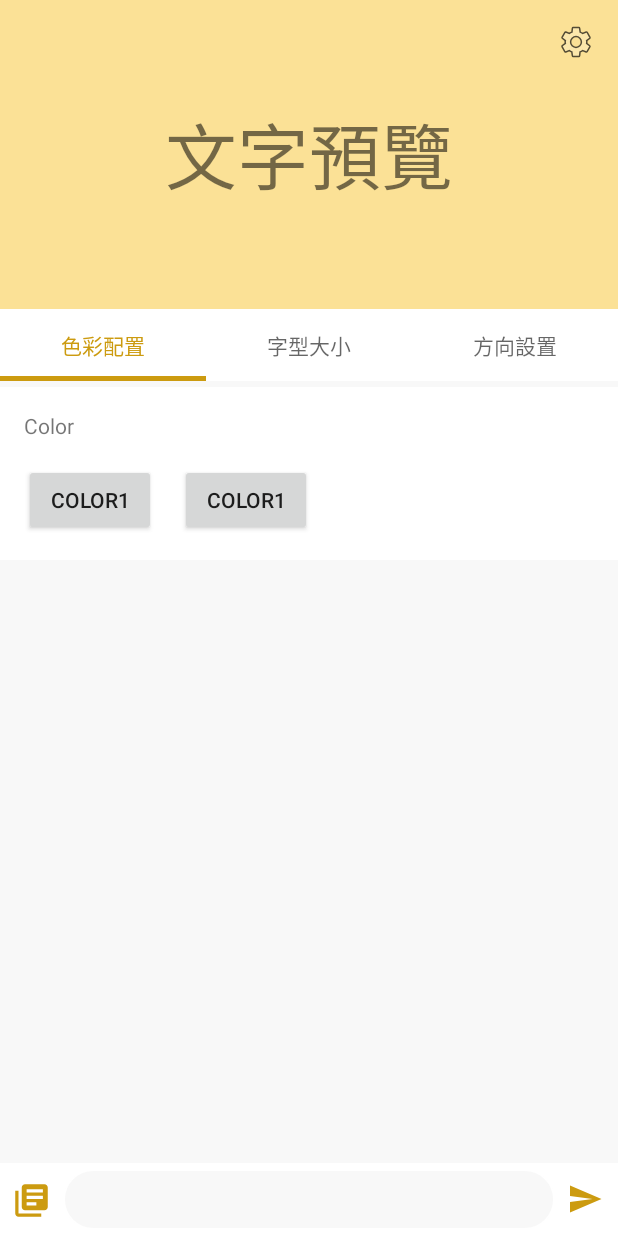
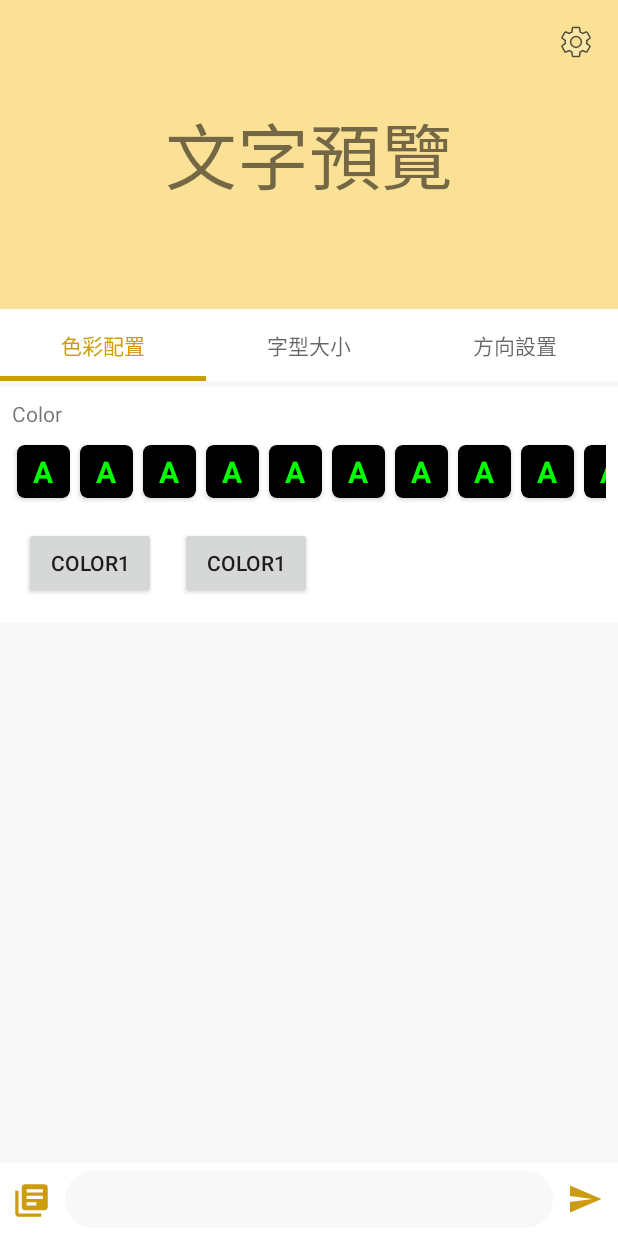
Before and after one commit to mrfatworm/VisualChat, an Android app: the screen it shows after launch (MainActivity), on a phone screen of 412 x 824 dp. Run offline under Robolectric (Android 15) with nearby library versions, the phone set to English and light mode, and no system bars.

Commit message:
Add color list to customize font and BG color
- add color list by horizontal recyclerview
- fix background color customized

```diff
--- /dev/null
+++ b/app/src/main/java/yuntech/b10517012/visualchat/ColorAdapter.kt
@@ -0,0 +1,49 @@
+package yuntech.b10517012.visualchat
+
+import android.content.Context
+import android.view.LayoutInflater
+import android.view.View
+import android.view.ViewGroup
+import android.widget.TextView
+import androidx.cardview.widget.CardView
+import androidx.recyclerview.widget.RecyclerView
+
+class ColorAdapter : RecyclerView.Adapter<ColorAdapter.ViewHolder>{
+    private var data: Array<ColorModel>
+    private var customizeViewModel: CustomizeViewModel
+
+    constructor(data: Array<ColorModel>, customizeViewModel: CustomizeViewModel): super(){
+        this.data = data
+        this.customizeViewModel = customizeViewModel
+    }
+
+    class ViewHolder:RecyclerView.ViewHolder{
+        lateinit var textView: TextView
+        lateinit var cardView: CardView
+        constructor(itemView: View): super(itemView)
+    }
+
+    override fun onCreateViewHolder(parent: ViewGroup, viewType: Int): ViewHolder {
+        val cell = LayoutInflater.from(parent.context)
+            .inflate(R.layout.list_color, parent, false)
+        val viewHolder = ViewHolder(cell)
+        viewHolder.textView = cell.findViewById(R.id.tv1)
+        viewHolder.cardView = cell.findViewById(R.id.card_view)
+        return viewHolder
+    }
+
+    override fun getItemCount(): Int {
+        return data.size
+    }
+
+    override fun onBindViewHolder(holder: ViewHolder, position: Int) {
+        val model = data[position]
+        holder.textView.setTextColor(model.textColor)
+        holder.cardView.setCardBackgroundColor(model.bgColor)
+
+        holder.cardView.setOnClickListener{
+            customizeViewModel.setColor(model.textColor)
+            customizeViewModel.setBGColor(model.bgColor)
+        }
+    }
+}
--- /dev/null
+++ b/app/src/main/java/yuntech/b10517012/visualchat/ColorModel.kt
@@ -0,0 +1,14 @@
+package yuntech.b10517012.visualchat
+
+class ColorModel {
+    var name: String
+    var textColor: Int
+    var bgColor: Int
+
+    constructor(name: String, textColor: Int, bgColor: Int){
+        this.name = name
+        this.textColor = textColor
+        this.bgColor = bgColor
+    }
+
+}
--- a/app/src/main/java/yuntech/b10517012/visualchat/CustomizeColorFragment.kt
+++ b/app/src/main/java/yuntech/b10517012/visualchat/CustomizeColorFragment.kt
@@ -1,5 +1,6 @@
 package yuntech.b10517012.visualchat
 
+import android.graphics.Color
 import android.os.Bundle
 import android.view.LayoutInflater
 import android.view.View
@@ -8,12 +9,15 @@ import android.widget.Button
 import android.widget.TextView
 import androidx.fragment.app.Fragment
 import androidx.lifecycle.Observer
+import androidx.recyclerview.widget.LinearLayoutManager
+import androidx.recyclerview.widget.RecyclerView
 
 class CustomizeColorFragment : Fragment() {
 
     private lateinit var tvColor:TextView
     private lateinit var btnColor1:Button
     private lateinit var btnColor2:Button
+    private lateinit var recyclerView: RecyclerView
     private lateinit var customizeViewModel: CustomizeViewModel;
 
     fun setViewModel(customizeViewModel: CustomizeViewModel){
@@ -28,15 +32,15 @@ class CustomizeColorFragment : Fragment() {
         tvColor = root.findViewById(R.id.tv_color)
         btnColor1 = root.findViewById(R.id.btn_color1)
         btnColor2 = root.findViewById(R.id.btn_color2)
+        recyclerView = root.findViewById(R.id.recyclerview)
 
         btnColor1.setOnClickListener(btnClick())
         btnColor2.setOnClickListener(btnClick())
-
-        customizeViewModel.currentColor.observe(this, Observer {
-            tvColor.setTextColor(it)
-        })
-
-
+        val linearLayoutManager = LinearLayoutManager(context)
+        linearLayoutManager.orientation = RecyclerView.HORIZONTAL
+        val adapter = ColorAdapter(sampleColorData(), customizeViewModel)
+        recyclerView.layoutManager = linearLayoutManager
+        recyclerView.adapter = adapter
         return root
     }
 
@@ -52,4 +56,16 @@ class CustomizeColorFragment : Fragment() {
 
     }
 
+    private fun sampleColorData():Array<ColorModel>{
+        var data = ColorModel("",0,0)
+        data.apply {
+            name= ""
+            textColor = Color.GREEN
+            bgColor = Color.BLACK
+        }
+        var dataArray = Array<ColorModel>(10){data}
+
+        return dataArray
+    }
+
 }
--- a/app/src/main/java/yuntech/b10517012/visualchat/CustomizeViewModel.kt
+++ b/app/src/main/java/yuntech/b10517012/visualchat/CustomizeViewModel.kt
@@ -7,19 +7,23 @@ import androidx.lifecycle.ViewModel
 class CustomizeViewModel : ViewModel() {
 
     private val _color = MutableLiveData<Int>()
+    private val _bgColor = MutableLiveData<Int>()
     private val _font = MutableLiveData<Float>()
     private val _autoFont = MutableLiveData<Boolean>()
     private val _bold = MutableLiveData<Boolean>()
-    private val _layout = MutableLiveData<Int>()
 
     val currentColor: LiveData<Int> = _color
+    val currentBGColor: LiveData<Int> = _bgColor
     val currentFont: LiveData<Float> = _font
     val currentAutoFont: LiveData<Boolean> = _autoFont
     val currentBold: LiveData<Boolean> = _bold
-    val currentLayout: LiveData<Int> = _layout
 
     fun setColor(value: Int) {
         _color.value = value
+    }
+
+    fun setBGColor(value: Int) {
+        _bgColor.value = value
     }
 
     fun setFont(value: Float){
@@ -34,10 +38,6 @@ class CustomizeViewModel : ViewModel() {
         _bold.value = value
     }
 
-    fun setLayout(value: Int){
-        _layout.value = value
-    }
-
     //    val color: LiveData<String> = Transformations.map(_color) {
 //        "Hello world from section: $it"
 //    }
--- a/app/src/main/java/yuntech/b10517012/visualchat/MainActivity.kt
+++ b/app/src/main/java/yuntech/b10517012/visualchat/MainActivity.kt
@@ -1,25 +1,25 @@
 package yuntech.b10517012.visualchat
 
+import android.R.attr.button
 import android.content.Intent
 import android.graphics.Typeface
+import android.graphics.drawable.ColorDrawable
 import android.os.Build
-import androidx.appcompat.app.AppCompatActivity
 import android.os.Bundle
 import android.text.Editable
 import android.text.TextWatcher
-import android.util.DisplayMetrics
 import android.util.TypedValue
-import android.view.View
-import android.view.ViewGroup
-import android.widget.*
-import androidx.annotation.RequiresApi
-import androidx.core.widget.TextViewCompat
+import android.widget.EditText
+import android.widget.ImageButton
+import android.widget.ImageView
+import android.widget.TextView
+import androidx.appcompat.app.AppCompatActivity
 import androidx.lifecycle.Observer
 import androidx.lifecycle.ViewModelProviders
 import androidx.viewpager2.widget.ViewPager2
 import com.google.android.material.tabs.TabLayout
 import com.google.android.material.tabs.TabLayoutMediator
-import kotlinx.android.synthetic.main.activity_main.*
+
 
 class MainActivity : AppCompatActivity() {
 
@@ -28,7 +28,7 @@ class MainActivity : AppCompatActivity() {
     private lateinit var tabLayout:TabLayout
     private lateinit var viewPager: ViewPager2
     private lateinit var adapter: ViewPager2Adapter
-    private lateinit var customizeViewModel: CustomizeViewModel;
+    private lateinit var customizeViewModel: CustomizeViewModel
     private lateinit var edtInput: EditText
     private lateinit var btnShow: ImageButton
     private var tvSize: Float = 48F
@@ -45,6 +45,11 @@ class MainActivity : AppCompatActivity() {
         /** Text color listener */
         customizeViewModel.currentColor.observe(this, Observer {
             tvPreview.setTextColor(it)
+        })
+
+        /** Text color listener */
+        customizeViewModel.currentBGColor.observe(this, Observer {
+            imgBG.setBackgroundColor(it)
         })
 
         /** Text size listener */
@@ -94,12 +99,13 @@ class MainActivity : AppCompatActivity() {
         btnShow.setOnClickListener {
             var intent = Intent(this, TextShowActivity::class.java)
             var bundle = Bundle()
+            val bgColor = imgBG.background as ColorDrawable
 
             bundle.apply {
                 putString("text", tvPreview.text.toString())
                 putFloat("size", tvSize)
                 putInt("color", tvPreview.currentTextColor)
-                putInt("bg", imgBG.solidColor)
+                putInt("bg", bgColor.color)
                 putBoolean("auto", isAuto)
                 putBoolean("bold", isBold )
             }
--- a/app/src/main/java/yuntech/b10517012/visualchat/TextShowActivity.kt
+++ b/app/src/main/java/yuntech/b10517012/visualchat/TextShowActivity.kt
@@ -10,6 +10,7 @@ import android.view.WindowManager
 import android.widget.ImageButton
 import android.widget.TextView
 import androidx.constraintlayout.widget.ConstraintLayout
+import androidx.core.view.setPadding
 
 class TextShowActivity : AppCompatActivity() {
 
--- a/app/src/main/res/layout/activity_text_show.xml
+++ b/app/src/main/res/layout/activity_text_show.xml
@@ -12,8 +12,7 @@
         android:id="@+id/tv_text_show"
         android:layout_width="match_parent"
         android:layout_height="0dp"
-        android:layout_margin="24dp"
-        android:autoText="false"
+        android:layout_margin="36dp"
         android:gravity="center"
         android:text="@string/text_preview"
         android:textSize="48sp"
--- a/app/src/main/res/layout/fragment_customize_color.xml
+++ b/app/src/main/res/layout/fragment_customize_color.xml
@@ -10,9 +10,20 @@
         android:layout_width="wrap_content"
         android:layout_height="wrap_content"
         android:text="Color"
-        android:layout_margin="16dp"
+        android:layout_margin="8dp"
         app:layout_constraintStart_toStartOf="parent"
         app:layout_constraintTop_toTopOf="parent" />
+
+    <androidx.recyclerview.widget.RecyclerView
+        android:id="@+id/recyclerview"
+        android:layout_width="match_parent"
+        android:layout_height="wrap_content"
+        android:layout_marginTop="8dp"
+        android:layout_marginRight="8dp"
+        android:layout_marginLeft="8dp"
+        app:layout_constraintEnd_toEndOf="parent"
+        app:layout_constraintStart_toStartOf="parent"
+        app:layout_constraintTop_toBottomOf="@+id/tv_color"></androidx.recyclerview.widget.RecyclerView>
     <Button
         android:id="@+id/btn_color1"
         android:layout_width="wrap_content"
@@ -20,7 +31,7 @@
         android:layout_margin="16dp"
         android:text="Color1"
         app:layout_constraintStart_toStartOf="parent"
-        app:layout_constraintTop_toBottomOf="@+id/tv_color"
+        app:layout_constraintTop_toBottomOf="@+id/recyclerview"
         app:layout_constraintBottom_toBottomOf="parent"/>
     <Button
         android:id="@+id/btn_color2"
--- /dev/null
+++ b/app/src/main/res/layout/list_color.xml
@@ -0,0 +1,30 @@
+<?xml version="1.0" encoding="utf-8"?>
+<androidx.constraintlayout.widget.ConstraintLayout
+    xmlns:android="http://schemas.android.com/apk/res/android"
+    xmlns:app="http://schemas.android.com/apk/res-auto"
+    android:layout_width="wrap_content"
+    android:layout_height="match_parent">
+
+    <androidx.cardview.widget.CardView
+        android:id="@+id/card_view"
+        android:layout_width="0dp"
+        android:layout_height="wrap_content"
+        android:layout_margin="3dp"
+        app:cardCornerRadius="5dp"
+        app:layout_constraintDimensionRatio="W, 1:1"
+        app:layout_constraintBottom_toBottomOf="parent"
+        app:layout_constraintTop_toTopOf="parent"
+        app:layout_constraintLeft_toLeftOf="parent"
+        app:layout_constraintRight_toRightOf="parent">
+        <TextView
+            android:id="@+id/tv1"
+            android:layout_width="wrap_content"
+            android:layout_height="wrap_content"
+            android:layout_gravity="center"
+            android:layout_margin="4dp"
+            android:text="A"
+            android:textSize="20sp"
+            android:textStyle="bold" />
+
+    </androidx.cardview.widget.CardView>
+</androidx.constraintlayout.widget.ConstraintLayout>
--- a/build.gradle
+++ b/build.gradle
@@ -8,7 +8,7 @@ buildscript {
 
     }
     dependencies {
-        classpath 'com.android.tools.build:gradle:3.6.3'
+        classpath 'com.android.tools.build:gradle:4.0.1'
         classpath "org.jetbrains.kotlin:kotlin-gradle-plugin:$kotlin_version"
 
         // NOTE: Do not place your application dependencies here; they belong
```
Also changed, not shown: gradle/wrapper/gradle-wrapper.properties.
